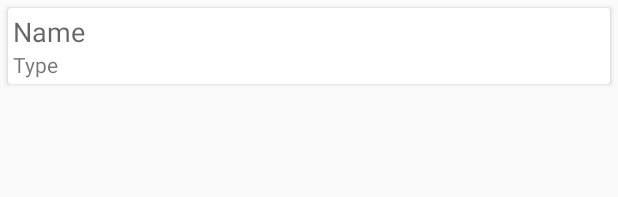
After one commit to yilmazvolkan/purposefulCommunityPlatform, an Android app: the layout item_field.xml on its own in the app's theme, with its tools: preview values and no code run, on a phone screen of 412 x 824 dp. The commit adds this screen. Shown: the top 197 px of the screen. Run offline under Robolectric (Android 15) with nearby library versions, the phone set to English and light mode, and no system bars.

Commit message:
Fields show screen is implemented

```diff
--- a/PurposefulCommunity/app/src/main/java/com/bounswe/purposefulcommunity/Adapters/TemplatesAdapter.kt
+++ b/PurposefulCommunity/app/src/main/java/com/bounswe/purposefulcommunity/Adapters/TemplatesAdapter.kt
@@ -41,7 +41,7 @@ class TemplatesAdapter(val context : Context, val userList: ArrayList<ShowTempBo
         }
         fun setData(id : String, name : String, createdDate : String,  position: Int){
             itemView.txtTempName.text = name
-            val newDate = "Created: " + createdDate
+            val newDate = "Created: $createdDate"
             itemView.txtCreatedDate.text = newDate
 
             this.currentSearchShow = ShowTempBody(id, createdDate, name)
--- /dev/null
+++ b/PurposefulCommunity/app/src/main/res/layout/item_field.xml
@@ -0,0 +1,40 @@
+<?xml version="1.0" encoding="utf-8"?>
+<LinearLayout xmlns:android="http://schemas.android.com/apk/res/android"
+    xmlns:app="http://schemas.android.com/apk/res-auto"
+    android:orientation="vertical" android:layout_width="match_parent"
+    android:layout_height="wrap_content">
+    <androidx.cardview.widget.CardView
+        android:id="@+id/eachItemField"
+        android:layout_margin="5dp"
+        android:layout_width="match_parent"
+        android:layout_height="wrap_content">
+        <LinearLayout
+            android:padding="3dp"
+            android:orientation="horizontal"
+            android:layout_width="match_parent"
+            android:layout_height="wrap_content"
+            android:weightSum="10">
+
+            <LinearLayout
+                android:orientation="vertical"
+                android:layout_width="0dp"
+                android:layout_weight="8"
+                android:layout_height="wrap_content">
+                <TextView
+                    android:textAppearance="@style/Base.TextAppearance.AppCompat.Medium"
+                    android:id="@+id/txtFieldName"
+                    android:text="@string/name"
+                    android:layout_width="match_parent"
+                    android:layout_height="wrap_content" />
+
+                <TextView
+                    android:textAppearance="@style/Base.TextAppearance.AppCompat.Small"
+                    android:text="@string/type"
+                    android:id="@+id/txtFieldType"
+                    android:layout_width="match_parent"
+                    android:layout_height="wrap_content" />
+
+            </LinearLayout>
+        </LinearLayout>
+    </androidx.cardview.widget.CardView>
+</LinearLayout>
```
Also changed, not shown: PurposefulCommunity/app/src/main/java/com/bounswe/purposefulcommunity/Adapters/FieldsAdapter.kt (added, +45 -0 lines), PurposefulCommunity/app/src/main/java/com/bounswe/purposefulcommunity/Fragments/Templates/ShowTemplateActivity.kt (+14 -9 lines), PurposefulCommunity/app/src/main/res/layout/activity_show_template.xml (+11 -0 lines).
